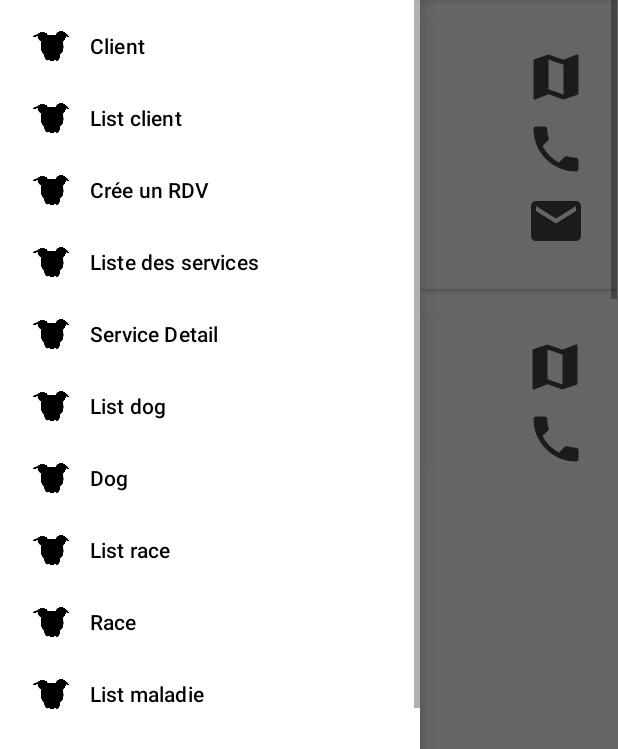
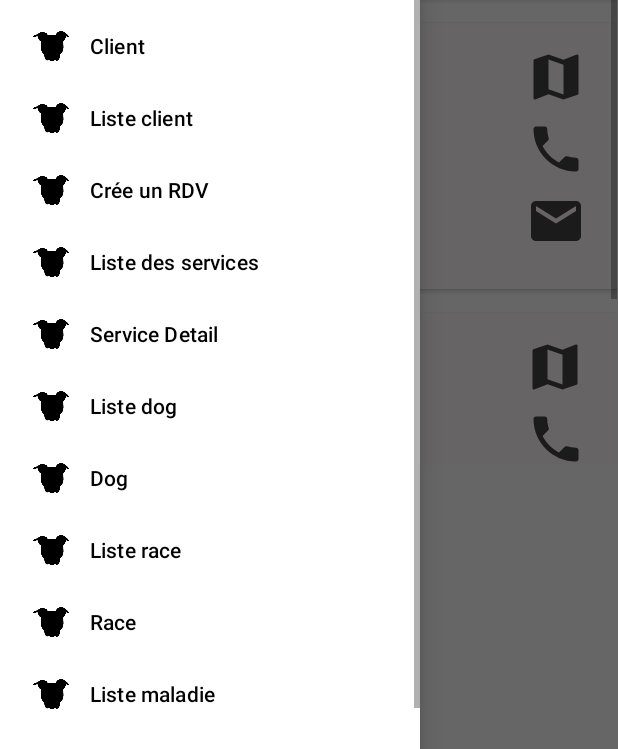
Before and after one commit to robielTes/What_the_dog, an Android app: the screen it shows after launch (MainActivity), with the side drawer open, on a phone screen of 412 x 824 dp. Shown: the part 482-1231 px from the top of the screen. Run offline under Robolectric (Android 15) with nearby library versions, the phone set to English and light mode, and no system bars; our stand-ins replace navigation-ui.

Commit message:
Fix string value

```diff
--- /dev/null
+++ b/app/src/main/java/ch/cpnv/what_the_dog/db/entities/relations/Breed.kt
@@ -0,0 +1,4 @@
+package ch.cpnv.what_the_dog.db.entities.relations
+
+class Breed {
+}
--- a/app/src/main/res/values/strings.xml
+++ b/app/src/main/res/values/strings.xml
@@ -24,9 +24,9 @@
         <item>Berne</item>
         <item>Geneve</item>
     </string-array>
-    <string name="menu_list_dog">List dog</string>
-    <string name="menu_list_race">List race</string>
-    <string name="menu_list_maladie">List maladie</string>
+    <string name="menu_list_dog">Liste dog</string>
+    <string name="menu_list_race">Liste race</string>
+    <string name="menu_list_maladie">Liste maladie</string>
     <string name="menu_dog">Dog</string>
     <string name="menu_race">Race</string>
     <string name="menu_maladie">Maladie</string>
@@ -34,7 +34,7 @@
     <string name="job">Chasse   Compagnon   Garde   Travail</string>
     <string name="maladie">Zoonose   Prévention   Symptômes</string>
     <string name="client">Client</string>
-    <string name="listclient">List client</string>
+    <string name="listclient">Liste client</string>
     <string name="cr_e_un_rdv">Crée un RDV</string>
     <string name="liste_des_services">Liste des services</string>
     <string name="menu_create_dog">Créer un chien</string>
```
Also changed, not shown: app/src/main/java/CPNV/what_the_dog/db/entities/Race.kt (added, +25 -0 lines).
